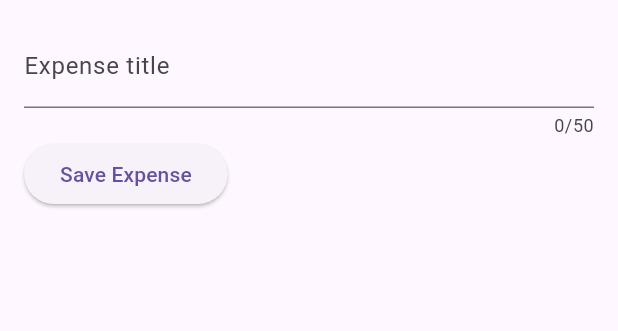
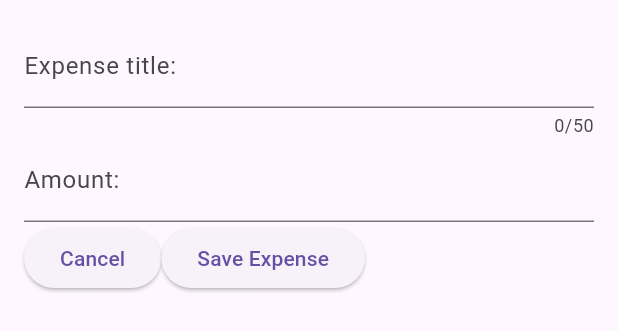
Before and after one commit to ThawedBuffalo/fdcg_05-expense-tracker, a Flutter app: the NewExpense widget shown alone on an empty page, opened directly, after a tap on "Save Expense", on a phone screen of 412 x 824 dp. Shown: the top 331 px of the screen. Run offline on Flutter 3.47's test engine with Material 3 defaults, Android fonts, the phone set to English and light mode, and no system bars.

Commit message:
section 5: chapter 16

```diff
--- a/lib/widgets/new_expense.dart
+++ b/lib/widgets/new_expense.dart
@@ -9,10 +9,12 @@ class NewExpense extends StatefulWidget {
 
 class _NewExpenseState extends State<NewExpense> {
   final _titleController = TextEditingController();
+  final _expenseController = TextEditingController();
 
   @override
   void dispose() {
     _titleController.dispose();
+    _expenseController.dispose();
     super.dispose();
   }
 
@@ -26,17 +28,31 @@ class _NewExpenseState extends State<NewExpense> {
             controller: _titleController,
             maxLength: 50,
             decoration: const InputDecoration(
-              label: Text('Expense title'),
+              label: Text('Expense title: '),
+            ),
+          ),
+          TextField(
+            controller: _expenseController,
+            keyboardType: TextInputType.number,
+            decoration: const InputDecoration(
+              label: Text('Amount: '),
+              prefixText: '\$ ',
             ),
           ),
           Row(
             children: [
               ElevatedButton(
+                onPressed: () {  },
+                child: const Text('Cancel'),
+              ),
+              ElevatedButton(
                 onPressed: () {
                   print(_titleController.text);
+                  print(_expenseController.text);
                 },
                 child: const Text('Save Expense'),
               ),
+
             ],
           ),
         ],
```
